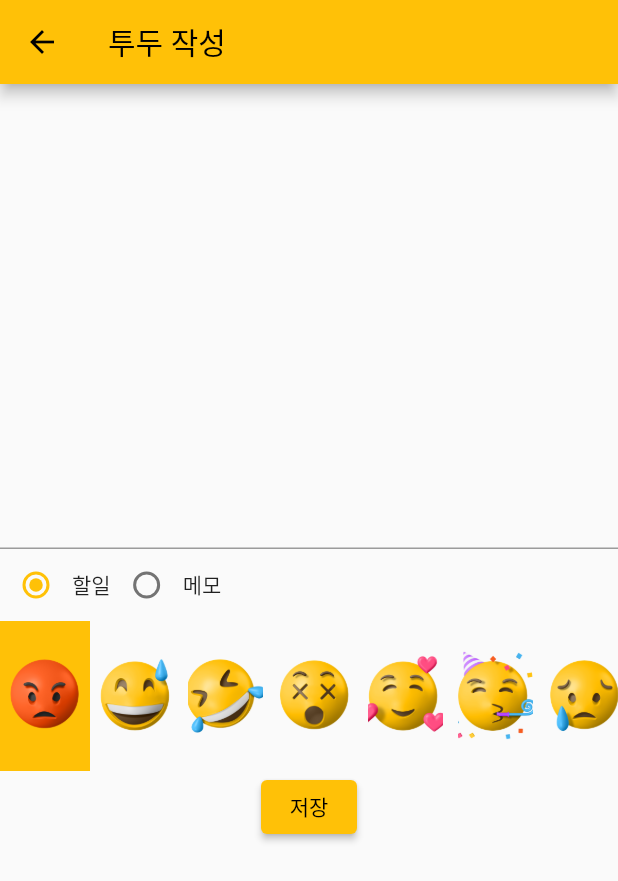
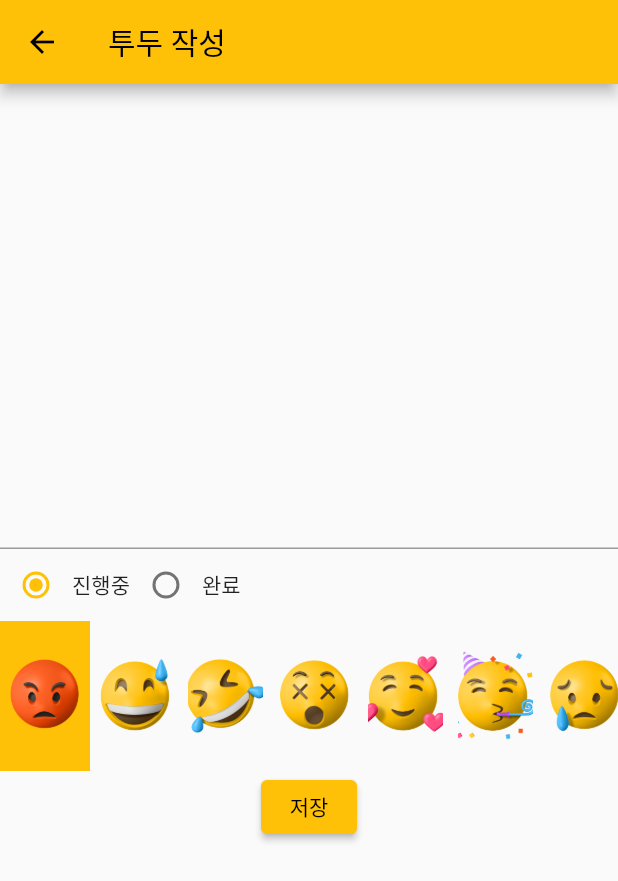
Before and after one commit to che-ri/flutter_todo, a Flutter app: the screen it shows after launch, after a tap on the "edit" icon, on a phone screen of 412 x 824 dp. Shown: the top 881 px of the screen. Run offline on Flutter 3.47's test engine with Material 2 defaults, Android fonts, the phone set to English and light mode, and no system bars; missing offline and left inert: dart:ffi.

Commit message:
feat ::: todolist 수정

```diff
--- a/lib/main.dart
+++ b/lib/main.dart
@@ -35,8 +35,12 @@ class MyApp extends StatelessWidget {
       initialRoute: '/',
       routes: {
         '/': (context) => TodoListPage(),
-        '/write': (context) => TodoWritePage(),
-        '/detail': (context) => TodoDetailPage()
+        '/write': (context) => TodoWritePage(
+            args: ModalRoute.of(context)!.settings.arguments
+                as Map<String, dynamic>),
+        '/detail': (context) => TodoDetailPage(
+            args: ModalRoute.of(context)!.settings.arguments
+                as Map<String, dynamic>)
       },
     );
   }
--- a/lib/provider/todos.dart
+++ b/lib/provider/todos.dart
@@ -8,9 +8,7 @@ import '../todoItem.dart';
 class Todos extends ChangeNotifier {
   final List<TodoItem> _todos = [
     TodoItem(
-        todo: '출근하기',
-        achieved: true,
-        imagePath: 'assets/images/emoji_think.png')
+        todo: '출근하기', achieved: 0, imagePath: 'assets/images/emoji_think.png')
   ];
 
   List<TodoItem> get todos => _todos;
@@ -24,4 +22,10 @@ class Todos extends ChangeNotifier {
     _todos.removeAt(index);
     notifyListeners(); //상태가 변했다는 것을 ChangeNotifierProvider에 알려주기 위해 notifyListeners()을 호출한다.
   }
+
+  void editTodo(int index, TodoItem todoItem) {
+    _todos.removeAt(index);
+    _todos.insert(index, todoItem);
+    notifyListeners();
+  }
 }
--- a/lib/todoItem.dart
+++ b/lib/todoItem.dart
@@ -1,6 +1,6 @@
 class TodoItem {
   String? todo;
-  bool? achieved;
+  int? achieved;
   String? imagePath;
 
   TodoItem(
--- a/lib/todoListPage.dart
+++ b/lib/todoListPage.dart
@@ -31,7 +31,8 @@ class _TodoListPageState extends State<TodoListPage> {
           itemBuilder: (context, index) {
             return GestureDetector(
               onTap: () {
-                Navigator.of(context).pushNamed('/detail', arguments: index);
+                Navigator.of(context).pushNamed('/detail',
+                    arguments: {'index': index.toString()});
               },
               child: Card(
                   child: Container(
@@ -42,7 +43,18 @@ class _TodoListPageState extends State<TodoListPage> {
                         children: [
                           Image.asset(todo_list[index].imagePath!,
                               height: 80, width: 80, fit: BoxFit.cover),
-                          Text(todo_list[index].todo!),
+                          Column(
+                            children: [
+                              Text(
+                                  todo_list[index].achieved == 0 ? '진행중' : '완료',
+                                  style: TextStyle(
+                                      color: Colors.amber[800], fontSize: 12)),
+                              Text(
+                                todo_list[index].todo!,
+                                style: TextStyle(fontSize: 15),
+                              ),
+                            ],
+                          ),
                           ElevatedButton(
                               onPressed: () {
                                 context.read<Todos>().delTodo(index);
@@ -56,7 +68,7 @@ class _TodoListPageState extends State<TodoListPage> {
       ),
       floatingActionButton: FloatingActionButton(
         onPressed: () {
-          Navigator.of(context).pushNamed('/write');
+          Navigator.of(context).pushNamed('/write', arguments: {'index': null});
         },
         child: Icon(Icons.edit),
       ),
--- a/lib/todoWritePage.dart
+++ b/lib/todoWritePage.dart
@@ -1,3 +1,5 @@
+import 'dart:ffi';
+
 import 'package:app/todoItem.dart';
 import 'package:flutter/material.dart';
 import 'todoItem.dart';
@@ -7,7 +9,8 @@ import 'package:app/provider/todos.dart';
 import 'package:provider/provider.dart';
 
 class TodoWritePage extends StatefulWidget {
-  const TodoWritePage({super.key});
+  final Map<String, dynamic>? args;
+  const TodoWritePage({Key? key, required this.args}) : super(key: key);
 
   @override
   State<TodoWritePage> createState() => _TodoWritePageState();
@@ -28,19 +31,52 @@ class _TodoWritePageState extends State<TodoWritePage> {
     "assets/images/emoji_think.png"
   ];
   String? _imagePath;
+  var todo_list;
+  int? todo_index;
 
   @override
   void initState() {
     // TODO: implement initState
     super.initState();
-    _imagePath = imageList[0];
-    _radioValue = 0;
+    todo_list = context.read<Todos>().todos;
+
+    // 초기값 설정
+    if (widget.args!["index"] is Null) {
+      _imagePath = imageList[0];
+      _radioValue = 0;
+    } else {
+      todo_index = widget.args!['index'];
+
+      _imagePath = todo_list[todo_index].imagePath!;
+      _radioValue = todo_list[todo_index].achieved!;
+      todoController.text = todo_list[todo_index].todo;
+    }
+
+/**
+ * Question!
+ * 💩Error! iniState에서는 사용할 수 없음. 그렇다고 build에서 사용하면 state변경시마다 rebuild되므로, state 수정이 안먹힘 ㅠ__ㅠ;
+ *
+ * FlutterError (dependOnInheritedWidgetOfExactType<_ModalScopeStatus>() or dependOnInheritedElement() was called before _TodoWritePageState.initState() completed.
+When an inherited widget changes, for example if the value of Theme.of() changes, its dependent widgets are rebuilt. If the dependent widget's reference to the inherited widget is in a constructor or an initState() method, then the rebuilt dependent widget will not reflect the changes in the inherited widget.
+Typically references to inherited widgets should occur in widget build() methods. Alternatively, initialization based on inherited widgets can be placed in the didChangeDependencies method, which is called after initState and whenever the dependencies change thereafter.)
+ */
+    // is_edit = ModalRoute.of(context)!.settings.arguments.toString();
+    // todo_index = int.parse(is_edit);
+    // todo_list = context.watch<Todos>().todos;
+
+    // // 초기값 설정
+    // if (is_edit is String) {
+    //   _imagePath = todo_list[todo_index].imagePath!;
+    //   _radioValue = todo_list[todo_index].achieved!;
+    //   todoController.text = todo_list[todo_index].todo;
+    // } else {
+    //   _imagePath = imageList[0];
+    //   _radioValue = 0;
+    // }
   }
 
   @override
   Widget build(BuildContext context) {
-    var todo_list = context.watch<Todos>().todos;
-
     return Scaffold(
       appBar: AppBar(title: Text('투두 작성')),
       body: Center(
@@ -54,9 +90,9 @@ class _TodoWritePageState extends State<TodoWritePage> {
           Row(
             children: <Widget>[
               Radio(value: 0, groupValue: _radioValue, onChanged: _radioChange),
-              Text('할일'),
+              Text('진행중'),
               Radio(value: 1, groupValue: _radioValue, onChanged: _radioChange),
-              Text('메모')
+              Text('완료')
             ],
           ),
           Container(
@@ -88,16 +124,7 @@ class _TodoWritePageState extends State<TodoWritePage> {
               )),
           ElevatedButton(
               onPressed: () {
-                TodoItem todoItem = TodoItem(
-                    todo: todoController.value.text,
-                    achieved: false,
-                    imagePath: _imagePath);
-
-                var condition = todoItem.achieved == null &&
-                    todoItem.todo == null &&
-                    todoItem.imagePath == null;
-                condition ? null : context.read<Todos>().addTodo(todoItem);
-                Navigator.of(context).pop();
+                _saveTodo();
               },
               child: Text('저장'))
         ],
@@ -110,4 +137,27 @@ class _TodoWritePageState extends State<TodoWritePage> {
       _radioValue = value!;
     });
   }
+
+  _saveTodo() {
+    TodoItem todoItem = TodoItem(
+        todo: todoController.value.text,
+        achieved: _radioValue,
+        imagePath: _imagePath);
+
+    var condition = todoItem.achieved == null &&
+        todoItem.todo == null &&
+        todoItem.imagePath == null;
+
+    if (widget.args!["index"] is Null) {
+      context.read<Todos>().addTodo(todoItem);
+      Navigator.of(context).pop();
+    } else {
+      context.read<Todos>().editTodo(todo_index!, todoItem);
+
+      //Question!
+      Navigator.of(context).pop();
+      Navigator.of(context).popAndPushNamed('/detail',
+          arguments: {'index': widget.args!["index"].toString()});
+    }
+  }
 }
```
Also changed, not shown: lib/todoDetailPage.dart (+5 -4 lines).
